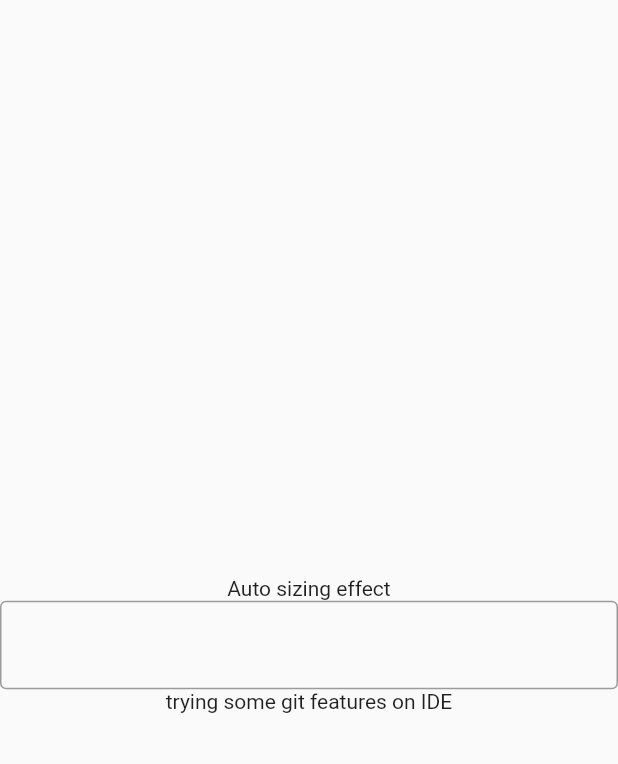
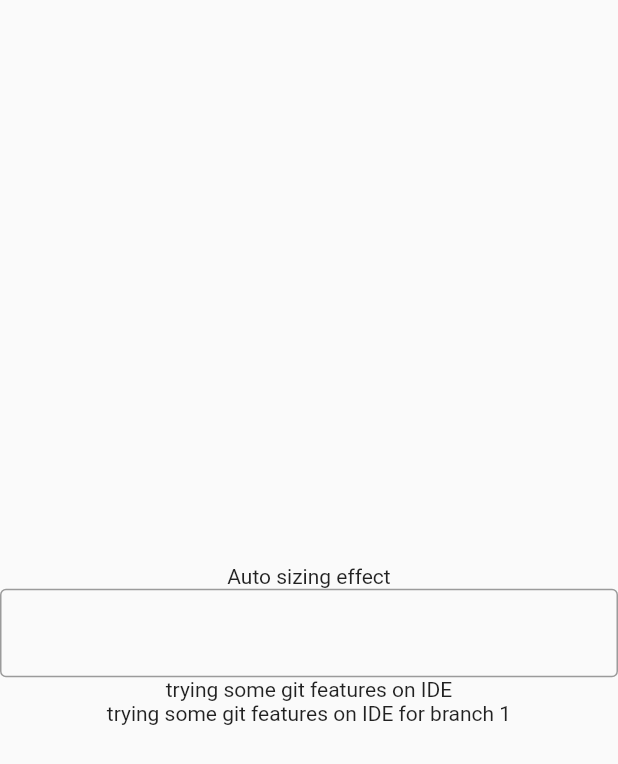
Before and after one commit to riyatyagi99/blogs, a Flutter app: the BlinkText screen opened directly, on a phone screen of 412 x 824 dp. Shown: the top 764 px of the screen. Run offline on Flutter 3.47's test engine with Material 2 defaults, Android fonts, the phone set to English and light mode, and no system bars; our stand-ins replace connectivity_plus, flutter_html, internet_connection_checker, logger.

Commit message:
branch 1 code

```diff
--- a/lib/extra/blink_text.dart
+++ b/lib/extra/blink_text.dart
@@ -48,6 +48,7 @@ class _BlinkTextState extends State<BlinkText> {
         ),
 
         const Text("trying some git features on IDE"),
+        const Text("trying some git features on IDE for branch 1"),
 
       ],
     ),
```
